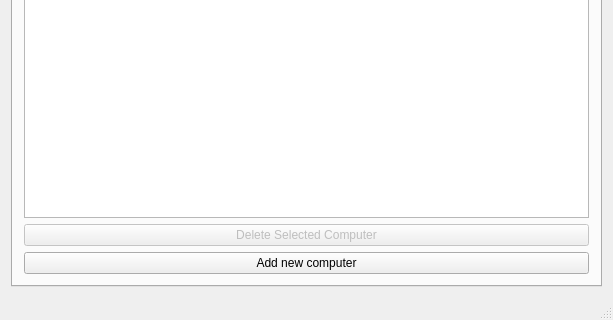
Above: mainwindow.ui from VLN1-Hopur23/VLN1-Hopur23 before the change; both pictures show x 0 to 613 and y 205 to 525 of the 613 by 525 pixel window. Below: the same form after it.
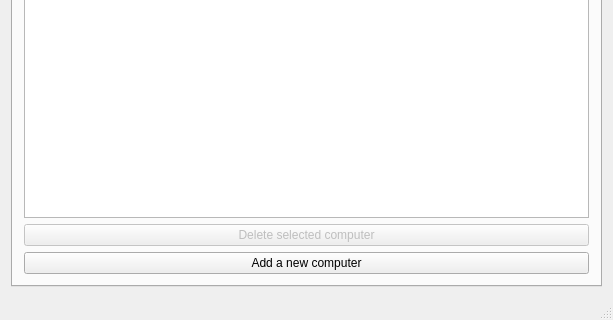
That is the form after the change. The open tabs and pages were chosen to show the change. Icons and pictures are not drawn.

Diff of the .ui file:
```diff
--- a/mainwindow.ui
+++ b/mainwindow.ui
@@ -146,14 +146,14 @@
            <bool>false</bool>
           </property>
           <property name="text">
-           <string>Delete Selected Computer</string>
+           <string>Delete selected computer</string>
           </property>
          </widget>
         </item>
         <item>
          <widget class="QPushButton" name="button_add_computer">
           <property name="text">
-           <string>Add new computer</string>
+           <string>Add a new computer</string>
           </property>
          </widget>
         </item>
```
Left out of the diff: 4 changed lines with no effect on the pictures.
